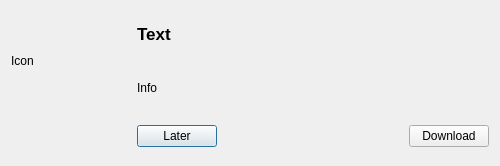
Above: frameworks/qt/plugins/updater/UpdateDialog.ui from dmzgroup/dmz before the change. Below: the same form after it.
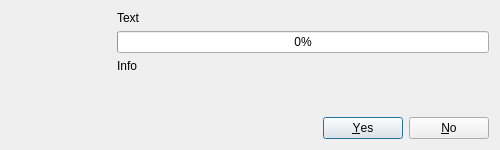
That is the form after the change.

Commit message: software update detects if newer version is available and can download update

```diff
--- a/frameworks/qt/plugins/updater/UpdateDialog.ui
+++ b/frameworks/qt/plugins/updater/UpdateDialog.ui
@@ -7,93 +7,99 @@
     <x>0</x>
     <y>0</y>
     <width>500</width>
-    <height>166</height>
+    <height>150</height>
    </rect>
   </property>
   <property name="windowTitle">
    <string>Software Update</string>
   </property>
   <layout class="QGridLayout" name="gridLayout">
-   <item row="0" column="0" rowspan="2">
-    <widget class="QLabel" name="iconLabel">
-     <property name="sizePolicy">
-      <sizepolicy hsizetype="Fixed" vsizetype="Fixed">
-       <horstretch>0</horstretch>
-       <verstretch>0</verstretch>
-      </sizepolicy>
-     </property>
-     <property name="minimumSize">
-      <size>
-       <width>100</width>
-       <height>100</height>
-      </size>
-     </property>
-     <property name="text">
-      <string>Icon</string>
-     </property>
-    </widget>
+   <item row="0" column="0" rowspan="3">
+    <layout class="QVBoxLayout" name="verticalLayout_2">
+     <item>
+      <widget class="QLabel" name="iconLabel">
+       <property name="minimumSize">
+        <size>
+         <width>100</width>
+         <height>100</height>
+        </size>
+       </property>
+       <property name="maximumSize">
+        <size>
+         <width>100</width>
+         <height>100</height>
+        </size>
+       </property>
+       <property name="text">
+        <string/>
+       </property>
+       <property name="scaledContents">
+        <bool>true</bool>
+       </property>
+      </widget>
+     </item>
+     <item>
+      <spacer name="verticalSpacer">
+       <property name="orientation">
+        <enum>Qt::Vertical</enum>
+       </property>
+       <property name="sizeHint" stdset="0">
+        <size>
+         <width>20</width>
+         <height>29</height>
+        </size>
+       </property>
+      </spacer>
+     </item>
+    </layout>
    </item>
-   <item row="0" column="2">
-    <widget class="QLabel" name="textLabel">
-     <property name="text">
-      <string>&lt;!DOCTYPE HTML PUBLIC &quot;-//W3C//DTD HTML 4.0//EN&quot; &quot;http://www.w3.org/TR/REC-html40/strict.dtd&quot;&gt;
-&lt;html&gt;&lt;head&gt;&lt;meta name=&quot;qrichtext&quot; content=&quot;1&quot; /&gt;&lt;style type=&quot;text/css&quot;&gt;
-p, li { white-space: pre-wrap; }
-&lt;/style&gt;&lt;/head&gt;&lt;body style=&quot; font-family:'Lucida Grande'; font-size:13pt; font-weight:400; font-style:normal;&quot;&gt;
-&lt;p style=&quot; margin-top:0px; margin-bottom:0px; margin-left:0px; margin-right:0px; -qt-block-indent:0; text-indent:0px;&quot;&gt;&lt;span style=&quot; font-weight:600;&quot;&gt;Text&lt;/span&gt;&lt;/p&gt;&lt;/body&gt;&lt;/html&gt;</string>
-     </property>
-    </widget>
+   <item row="0" column="1">
+    <layout class="QVBoxLayout" name="verticalLayout">
+     <item>
+      <widget class="QLabel" name="textLabel">
+       <property name="text">
+        <string>Text</string>
+       </property>
+      </widget>
+     </item>
+     <item>
+      <widget class="QProgressBar" name="progressBar">
+       <property name="value">
+        <number>0</number>
+       </property>
+       <property name="invertedAppearance">
+        <bool>false</bool>
+       </property>
+      </widget>
+     </item>
+     <item>
+      <widget class="QLabel" name="infoLabel">
+       <property name="text">
+        <string>Info</string>
+       </property>
+      </widget>
+     </item>
+    </layout>
    </item>
-   <item row="1" column="2">
-    <widget class="QLabel" name="infoLabel">
-     <property name="text">
-      <string>Info</string>
-     </property>
-    </widget>
-   </item>
-   <item row="2" column="1">
-    <spacer name="verticalSpacer">
+   <item row="1" column="1">
+    <spacer name="verticalSpacer_2">
      <property name="orientation">
       <enum>Qt::Vertical</enum>
      </property>
      <property name="sizeHint" stdset="0">
       <size>
-       <width>20</width>
-       <height>29</height>
+       <width>338</width>
+       <height>3</height>
       </size>
      </property>
     </spacer>
    </item>
-   <item row="2" column="2">
-    <layout class="QHBoxLayout" name="horizontalLayout">
-     <item>
-      <widget class="QPushButton" name="laterButton">
-       <property name="text">
-        <string>Later</string>
-       </property>
-      </widget>
-     </item>
-     <item>
-      <spacer name="horizontalSpacer">
-       <property name="orientation">
-        <enum>Qt::Horizontal</enum>
-       </property>
-       <property name="sizeHint" stdset="0">
-        <size>
-         <width>40</width>
-         <height>20</height>
-        </size>
-       </property>
-      </spacer>
-     </item>
-     <item>
-      <widget class="QPushButton" name="downloadButton">
-       <property name="text">
-        <string>Download</string>
-       </property>
-      </widget>
-     </item>
-    </layout>
+   <item row="2" column="1">
+    <widget class="QDialogButtonBox" name="buttonBox">
+     <property name="standardButtons">
+      <set>QDialogButtonBox::No|QDialogButtonBox::Yes</set>
+     </property>
+    </widget>
    </item>
   </layout>
  </widget>
```
Left out of the diff: 35 changed lines with no effect on the pictures. The commit also changes 5 other files.
